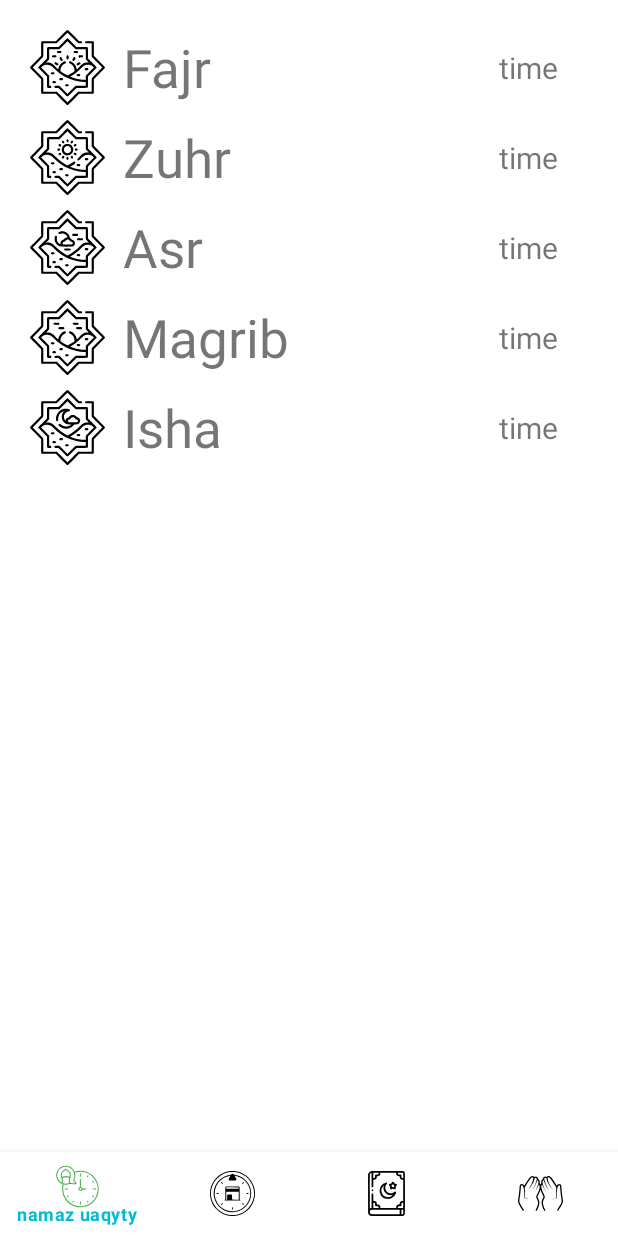
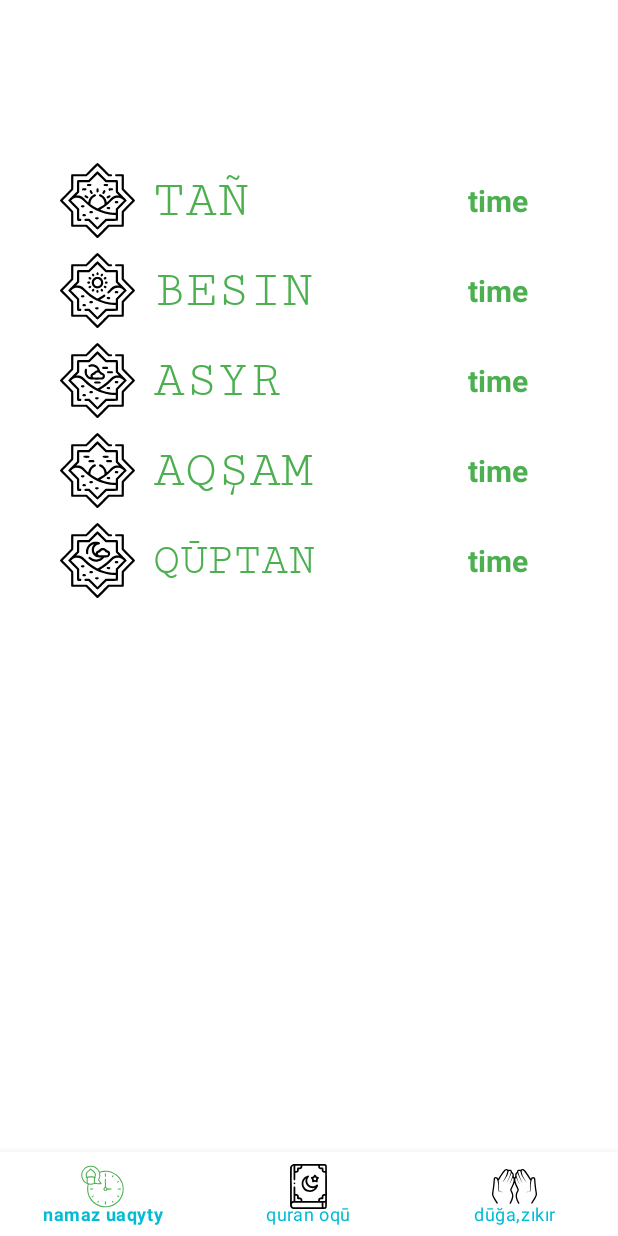
Before and after one commit to matkarim02/PrayTime, an Android app: the VremyaFragment screen opened through its navigation route, on a phone screen of 412 x 824 dp. Run offline under Robolectric (Android 15) with nearby library versions, the phone set to English and light mode, and no system bars; our stand-ins replace navigation-ui; 1 statement that could not run was skipped.

Commit message:
add curdate in vremya xml

```diff
--- a/app/src/main/AndroidManifest.xml
+++ b/app/src/main/AndroidManifest.xml
@@ -1,6 +1,8 @@
 <?xml version="1.0" encoding="utf-8"?>
 <manifest xmlns:android="http://schemas.android.com/apk/res/android"
     xmlns:tools="http://schemas.android.com/tools">
+
+    <uses-permission android:name="android.permission.INTERNET" />
 
     <application
         android:allowBackup="true"
@@ -11,6 +13,8 @@
         android:roundIcon="@mipmap/ic_launcher_round"
         android:supportsRtl="true"
         android:theme="@style/Theme.Project"
+        android:networkSecurityConfig="@xml/network_security_config"
+        android:usesCleartextTraffic="true"
         tools:targetApi="31">
         <activity
             android:name=".MainActivity"
--- a/app/src/main/java/com/example/project/RetrofitService.kt
+++ b/app/src/main/java/com/example/project/RetrofitService.kt
@@ -17,7 +17,7 @@ interface RetrofitService {
         fun create(): RetrofitService{
             val retrofit = Retrofit.Builder()
                 .addConverterFactory(GsonConverterFactory.create())
-                .baseUrl("http  s://muslimsalat.com")
+                .baseUrl("https://muslimsalat.com")
                 .build()
             return retrofit.create(RetrofitService::class.java)
         }
--- a/app/src/main/java/com/example/project/screens/qibla/QiblaFragment.kt
+++ /dev/null
@@ -1,23 +0,0 @@
-package com.example.project.screens.qibla
-
-import android.os.Bundle
-import androidx.fragment.app.Fragment
-import android.view.LayoutInflater
-import android.view.View
-import android.view.ViewGroup
-import com.example.project.R
-
-
-class QiblaFragment : Fragment() {
-
-
-    override fun onCreateView(
-        inflater: LayoutInflater, container: ViewGroup?,
-        savedInstanceState: Bundle?
-    ): View? {
-        // Inflate the layout for this fragment
-        return inflater.inflate(R.layout.fragment_qibla, container, false)
-    }
-
-
-}
--- a/app/src/main/java/com/example/project/screens/vremya/VremyaFragment.kt
+++ b/app/src/main/java/com/example/project/screens/vremya/VremyaFragment.kt
@@ -32,7 +32,7 @@ class VremyaFragment : Fragment(), ISalatView {
          binding.fajr.text = salat.fajr
          binding.zuhr.text = salat.dhuhr
         binding.asr.text = salat.asr
-        binding.Isha.text = salat.isha
+        binding.isha.text = salat.isha
         binding.magrib.text = salat.maghrib
     }
 
--- a/app/src/main/res/layout/fragment_qibla.xml
+++ /dev/null
@@ -1,14 +0,0 @@
-<?xml version="1.0" encoding="utf-8"?>
-<FrameLayout xmlns:android="http://schemas.android.com/apk/res/android"
-    xmlns:tools="http://schemas.android.com/tools"
-    android:layout_width="match_parent"
-    android:layout_height="match_parent"
-    tools:context=".screens.qibla.QiblaFragment">
-
-    <!-- TODO: Update blank fragment layout -->
-    <TextView
-        android:layout_width="match_parent"
-        android:layout_height="match_parent"
-        android:text="qibla" />
-
-</FrameLayout>
--- a/app/src/main/res/layout/fragment_vremya.xml
+++ b/app/src/main/res/layout/fragment_vremya.xml
@@ -5,8 +5,19 @@
     android:layout_width="match_parent"
     android:layout_height="match_parent"
     android:orientation="vertical"
-    android:padding="20dp"
+    android:padding="40dp"
     tools:context=".screens.vremya.VremyaFragment">
+
+   <TextView
+       android:id="@+id/dateAndTime"
+       android:layout_width="wrap_content"
+       android:layout_height="wrap_content"
+       android:layout_centerInParent="true"
+       android:layout_centerHorizontal="true"
+       android:layout_marginBottom="36dp"
+       android:textAlignment="center"
+       android:textSize="24sp"
+       android:textStyle="bold" />
 
    <LinearLayout
        android:layout_width="match_parent"
@@ -19,22 +30,28 @@
           android:layout_width="50dp"
           android:layout_height="50dp"
           android:src="@drawable/ic_fajr"/>
+
       <TextView
           android:layout_width="wrap_content"
           android:layout_height="wrap_content"
-          android:text="Fajr"
-          android:textSize="35sp"
+          android:layout_marginStart="12dp"
           android:layout_marginLeft="12dp"
-          android:layout_marginStart="12dp"/>
+          android:fontFamily="serif-monospace"
+          android:text="TAÑ"
+          android:textColor="#4CAF50"
+          android:textSize="35sp" />
+
       <TextView
+          android:id="@+id/fajr"
           android:layout_width="match_parent"
           android:layout_height="wrap_content"
+          android:layout_marginEnd="20dp"
+          android:layout_marginRight="20dp"
+          android:gravity="end"
           android:text="time"
+          android:textColor="#4CAF50"
           android:textSize="20sp"
-          android:gravity="end"
-          android:layout_marginRight="20dp"
-          android:layout_marginEnd="20dp"
-          android:id="@+id/fajr"/>
+          android:textStyle="bold" />
 
    </LinearLayout>
 
@@ -50,23 +67,28 @@
           android:layout_width="50dp"
           android:layout_height="50dp"
           android:src="@drawable/ic_zuhr"/>
+
       <TextView
           android:layout_width="wrap_content"
           android:layout_height="wrap_content"
-          android:text="Zuhr"
-          android:textSize="35sp"
+          android:layout_marginStart="12dp"
           android:layout_marginLeft="12dp"
-          android:layout_marginStart="12dp"/>
+          android:fontFamily="serif-monospace"
+          android:text="BESIN"
+          android:textColor="#4CAF50"
+          android:textSize="35sp" />
+
       <TextView
           android:id="@+id/zuhr"
           android:layout_width="match_parent"
           android:layout_height="wrap_content"
+          android:layout_marginEnd="20dp"
+          android:layout_marginRight="20dp"
+          android:gravity="end"
           android:text="time"
+          android:textColor="#4CAF50"
           android:textSize="20sp"
-          android:gravity="end"
-          android:layout_marginRight="20dp"
-          android:layout_marginEnd="20dp"
-          />
+          android:textStyle="bold" />
    </LinearLayout>
 
 
@@ -81,22 +103,28 @@
           android:layout_width="50dp"
           android:layout_height="50dp"
           android:src="@drawable/ic_asr"/>
+
       <TextView
           android:layout_width="wrap_content"
           android:layout_height="wrap_content"
-          android:text="Asr"
-          android:textSize="35sp"
+          android:layout_marginStart="12dp"
           android:layout_marginLeft="12dp"
-          android:layout_marginStart="12dp"/>
+          android:fontFamily="serif-monospace"
+          android:text="ASYR"
+          android:textColor="#4CAF50"
+          android:textSize="35sp" />
+
       <TextView
+          android:id="@+id/asr"
           android:layout_width="match_parent"
           android:layout_height="wrap_content"
+          android:layout_marginEnd="20dp"
+          android:layout_marginRight="20dp"
+          android:gravity="end"
           android:text="time"
+          android:textColor="#4CAF50"
           android:textSize="20sp"
-          android:gravity="end"
-          android:layout_marginRight="20dp"
-          android:layout_marginEnd="20dp"
-          android:id="@+id/asr"/>
+          android:textStyle="bold" />
    </LinearLayout>
 
 
@@ -111,22 +139,28 @@
           android:layout_width="50dp"
           android:layout_height="50dp"
           android:src="@drawable/ic_magrib"/>
+
       <TextView
           android:layout_width="wrap_content"
           android:layout_height="wrap_content"
-          android:text="Magrib"
-          android:textSize="35sp"
+          android:layout_marginStart="12dp"
           android:layout_marginLeft="12dp"
-          android:layout_marginStart="12dp"/>
+          android:fontFamily="serif-monospace"
+          android:text="AQŞAM"
+          android:textColor="#4CAF50"
+          android:textSize="35sp" />
+
       <TextView
+          android:id="@+id/magrib"
           android:layout_width="match_parent"
           android:layout_height="wrap_content"
+          android:layout_marginEnd="20dp"
+          android:layout_marginRight="20dp"
+          android:gravity="end"
           android:text="time"
+          android:textColor="#4CAF50"
           android:textSize="20sp"
-          android:gravity="end"
-          android:layout_marginRight="20dp"
-          android:layout_marginEnd="20dp"
-          android:id="@+id/magrib"/>
+          android:textStyle="bold" />
    </LinearLayout>
 
 
@@ -141,22 +175,28 @@
           android:layout_width="50dp"
           android:layout_height="50dp"
           android:src="@drawable/ic_isha"/>
+
       <TextView
           android:layout_width="wrap_content"
           android:layout_height="wrap_content"
-          android:text="Isha"
-          android:textSize="35sp"
+          android:layout_marginStart="12dp"
           android:layout_marginLeft="12dp"
-          android:layout_marginStart="12dp"/>
+          android:fontFamily="serif-monospace"
+          android:text="QŪPTAN"
+          android:textColor="#4CAF50"
+          android:textSize="30sp" />
+
       <TextView
+          android:id="@+id/isha"
           android:layout_width="match_parent"
           android:layout_height="wrap_content"
+          android:layout_marginEnd="20dp"
+          android:layout_marginRight="20dp"
+          android:gravity="end"
           android:text="time"
+          android:textColor="#4CAF50"
           android:textSize="20sp"
-          android:gravity="end"
-          android:layout_marginRight="20dp"
-          android:layout_marginEnd="20dp"
-          android:id="@+id/Isha"/>
+          android:textStyle="bold" />
    </LinearLayout>
 
 
--- a/app/src/main/res/menu/bottom_menu.xml
+++ b/app/src/main/res/menu/bottom_menu.xml
@@ -5,11 +5,6 @@
         android:icon="@drawable/ic_vremya"
         android:title="namaz uaqyty"
         android:orderInCategory="1"/>
-    <item
-        android:id="@+id/qibla"
-        android:icon="@drawable/ic_qibla"
-        android:title="qūbyla"
-        android:orderInCategory="2"/>
     <item
         android:id="@+id/quran"
         android:icon="@drawable/ic_quran"
--- a/app/src/main/res/navigation/nav_graph.xml
+++ b/app/src/main/res/navigation/nav_graph.xml
@@ -16,11 +16,6 @@
         android:label="fragment_namaz"
         tools:layout="@layout/fragment_namaz" />
     <fragment
-        android:id="@+id/qibla"
-        android:name="com.example.project.screens.qibla.QiblaFragment"
-        android:label="fragment_qibla"
-        tools:layout="@layout/fragment_qibla" />
-    <fragment
         android:id="@+id/vremya"
         android:name="com.example.project.screens.vremya.VremyaFragment"
         android:label="fragment_vremya"
--- /dev/null
+++ b/app/src/main/res/xml/network_security_config.xml
@@ -0,0 +1,7 @@
+<?xml version="1.0" encoding="utf-8"?>
+<network-security-config>
+    <domain-config cleartextTrafficPermitted="true">
+        <domain includeSubdomains="true">muslimsalat.com</domain>
+    </domain-config>
+
+</network-security-config>
```
